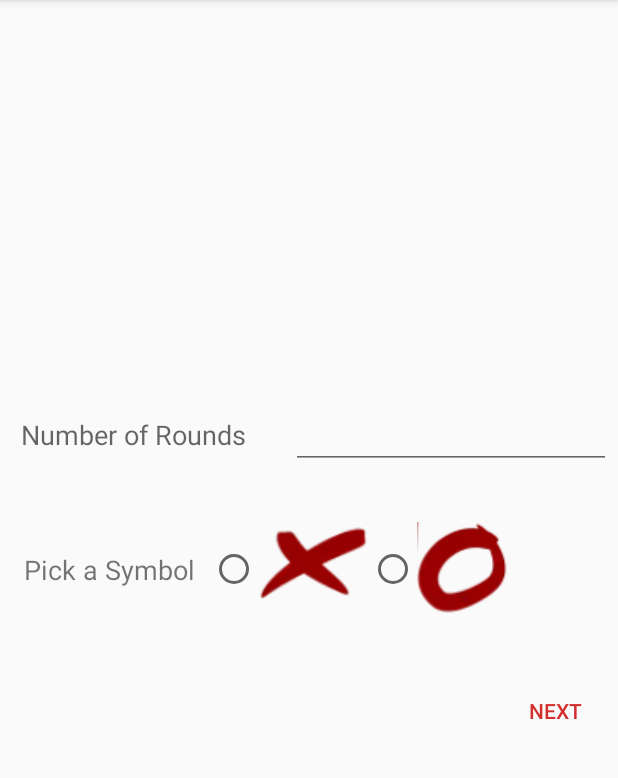
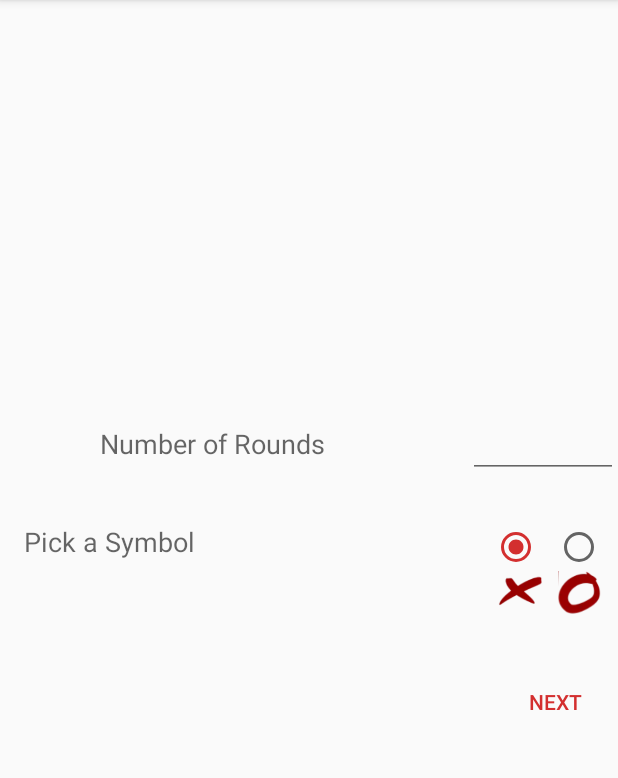
Before and after one commit to ismailnurudeen/tic-tac-toe-game, an Android app: the screen it shows after launch (MainActivity), after a tap on "SINGLE PLAYER", on a phone screen of 412 x 824 dp, the part 84-862 px from its top. Run offline under Robolectric (Android 15) with nearby library versions, the phone set to English and light mode, and no system bars.

Commit message:
Touched up on the UI of the Player symbol picker

```diff
--- a/app/src/main/java/com/deepsyntax/tictactoegame/GameControl.java
+++ b/app/src/main/java/com/deepsyntax/tictactoegame/GameControl.java
@@ -161,6 +161,7 @@ public class GameControl implements OnClickListener {
         hasXplayed = false;
         gameOver = false;
         game.newGame();
+        showActivePlayer(player1ImageView);
         boardAdapter = new GameBoardAdapter(mContext, boxes);
         gameBoard.setAdapter(boardAdapter);
     }
--- a/app/src/main/res/layout/fragment_initial_game_settings.xml
+++ b/app/src/main/res/layout/fragment_initial_game_settings.xml
@@ -6,22 +6,21 @@
     android:orientation="vertical">
 
     <LinearLayout
-        android:layout_width="wrap_content"
+        android:layout_width="match_parent"
         android:layout_height="wrap_content"
-        android:gravity="center"
-        android:orientation="horizontal">
+        android:orientation="horizontal"
+        android:gravity="end">
 
         <TextView
             android:layout_width="wrap_content"
             android:layout_height="wrap_content"
-            android:layout_marginEnd="30dp"
-            android:layout_marginStart="10dp"
+            android:layout_marginEnd="95dp"
             android:text="Number of Rounds"
             android:textAppearance="?android:attr/textAppearanceMedium" />
 
         <EditText
             android:id="@+id/initial_game_settings_rounds"
-            android:layout_width="wrap_content"
+            android:layout_width="100dp"
             android:layout_height="wrap_content"
             android:ems="10"
             android:inputType="number" />
@@ -31,35 +30,64 @@
     <LinearLayout
         android:layout_width="match_parent"
         android:layout_height="wrap_content"
-        android:orientation="horizontal"
-        android:layout_marginTop="30dp">
+        android:layout_marginTop="30dp"
+        android:orientation="horizontal">
 
         <TextView
             android:layout_width="wrap_content"
             android:layout_height="wrap_content"
+            android:layout_marginStart="16dp"
             android:text="Pick a Symbol"
-            android:layout_gravity="center_vertical"
-            android:layout_marginStart="16dp"
-            android:textSize="18sp"/>
+            android:textAppearance="?android:attr/textAppearanceMedium"
+            android:layout_weight="1"/>
+
+        <LinearLayout
+            android:layout_width="wrap_content"
+            android:layout_height="wrap_content"
+            android:orientation="vertical"
+           android:layout_weight="1"
+            android:gravity="end">
 
             <RadioGroup
+                android:id="@+id/symbol_picker"
                 android:layout_width="wrap_content"
                 android:layout_height="wrap_content"
-                android:layout_marginStart="10dp"
-                android:id="@+id/symbol_picker"
+                android:layout_marginEnd="10dp"
                 android:orientation="horizontal">
+
                 <RadioButton
                     android:id="@+id/x_selected"
                     android:layout_width="wrap_content"
                     android:layout_height="wrap_content"
-                    android:drawableEnd="@drawable/x"/>
+                    android:checked="true"
+                    android:layout_marginEnd="10dp"/>
+
                 <RadioButton
                     android:id="@+id/o_selected"
                     android:layout_width="wrap_content"
-                    android:layout_height="wrap_content"
-                    android:drawableEnd="@drawable/o"
-                    />
+                    android:layout_height="wrap_content" />
             </RadioGroup>
+
+            <LinearLayout
+                android:layout_width="wrap_content"
+                android:layout_height="wrap_content"
+                android:orientation="horizontal"
+                android:layout_marginEnd="10dp">
+
+                <ImageView
+                    android:layout_width="30dp"
+                    android:layout_height="30dp"
+                    android:src="@drawable/x"
+                    android:scaleType="centerInside"
+                    android:layout_marginEnd="10dp"/>
+
+                <ImageView
+                    android:layout_width="30dp"
+                    android:layout_height="30dp"
+                    android:src="@drawable/o"
+                    android:scaleType="centerInside"/>
+            </LinearLayout>
+        </LinearLayout>
     </LinearLayout>
 
     <Button
```
